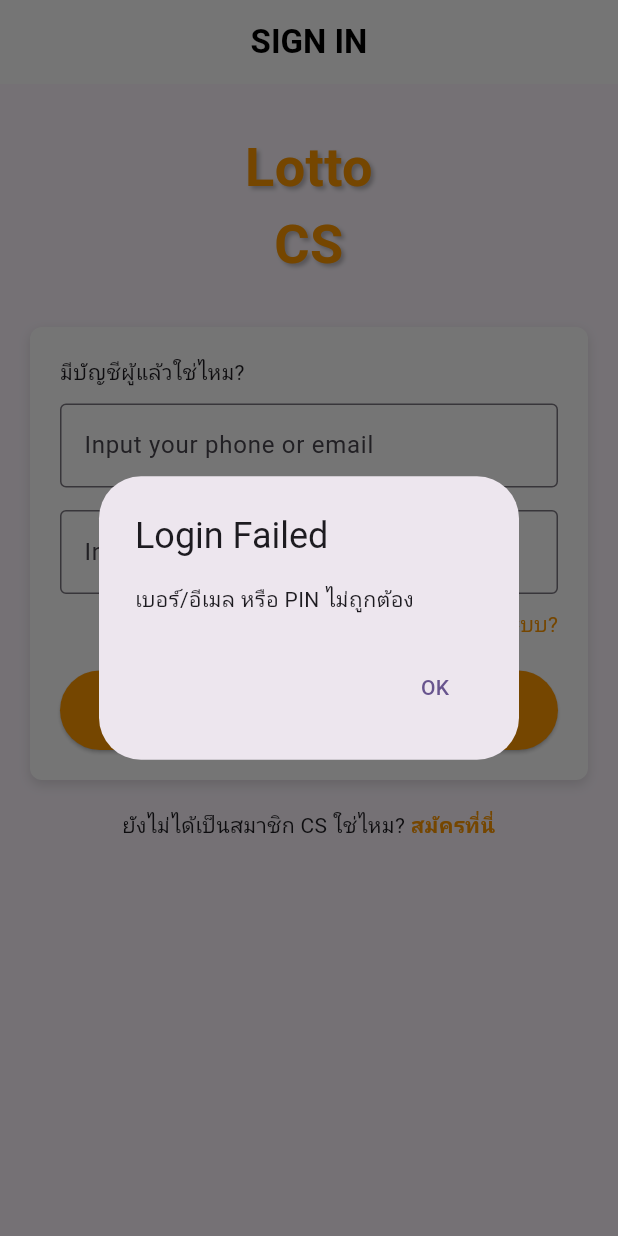
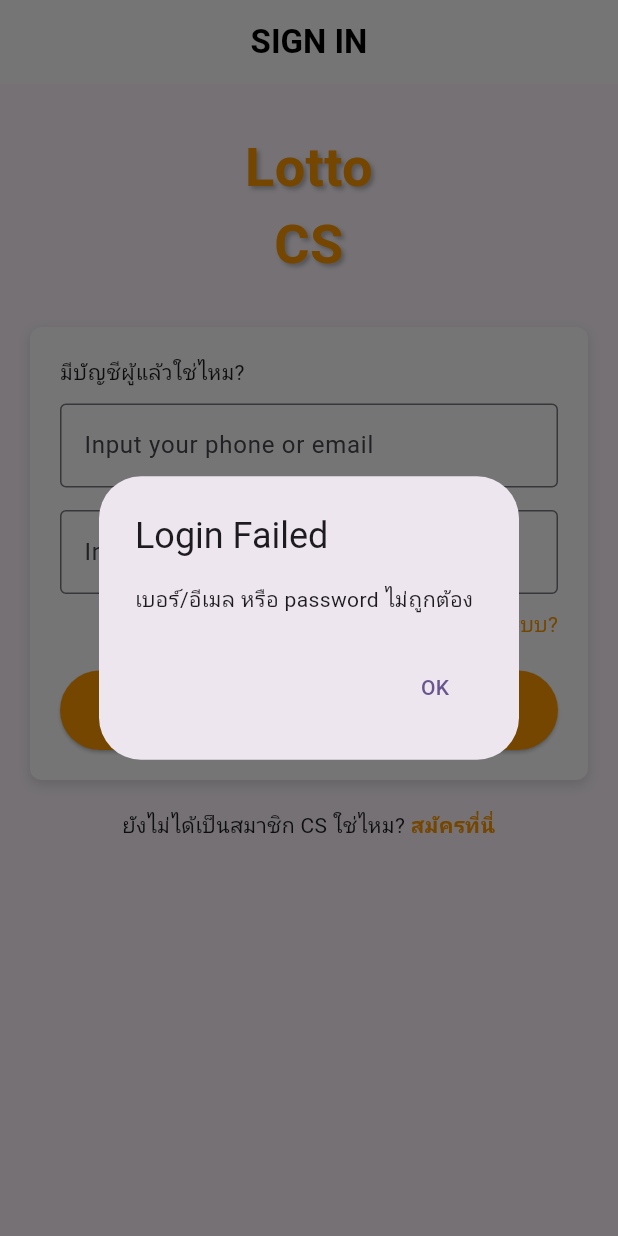
Before and after one commit to Kanomlay/Mobile_app_lotto, a Flutter app: the screen it shows after launch, after a tap on "SIGN IN", on a phone screen of 412 x 824 dp. Run offline on Flutter 3.47's test engine with Material 3 defaults, Android fonts, the phone set to English and light mode, and no system bars; Roboto replaces fonts that are missing (VampiroOne).

Commit message:
Update login.dart

```diff
--- a/flutter_application_1/lib/pages/login.dart
+++ b/flutter_application_1/lib/pages/login.dart
@@ -138,7 +138,7 @@ class loginpages extends StatelessWidget {
                               builder: (context) => AlertDialog(
                                 title: const Text("Login Failed"),
                                 content: const Text(
-                                  "เบอร์/อีเมล หรือ PIN ไม่ถูกต้อง",
+                                  "เบอร์/อีเมล หรือ password ไม่ถูกต้อง",
                                 ),
                                 actions: [
                                   TextButton(
```
